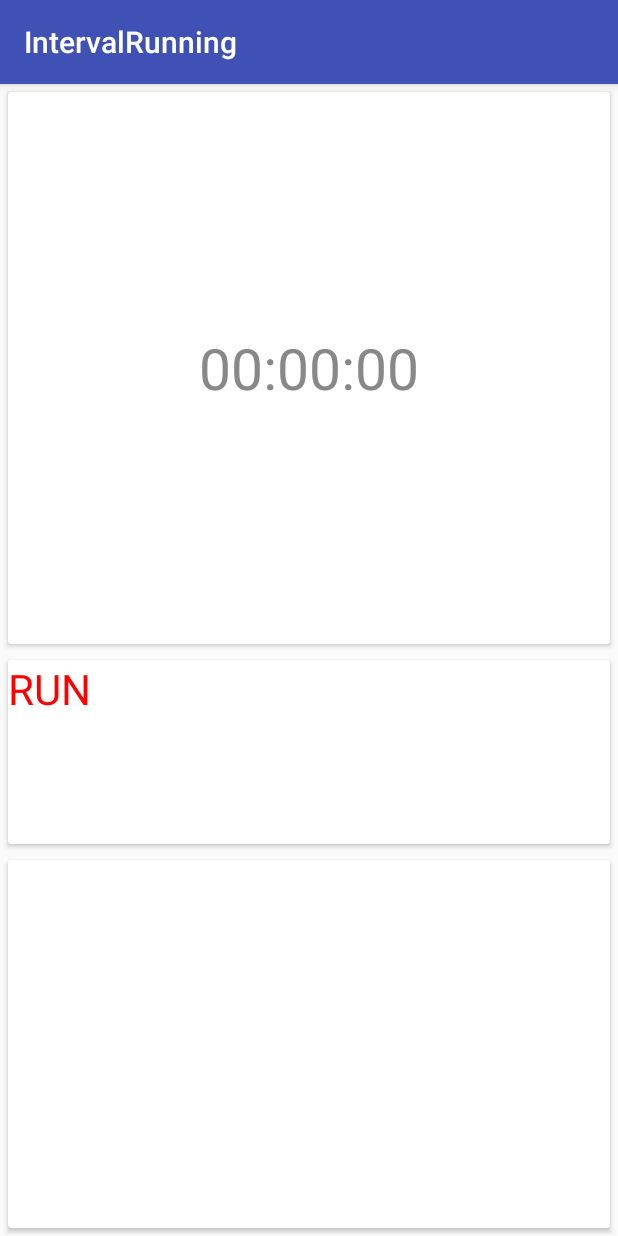
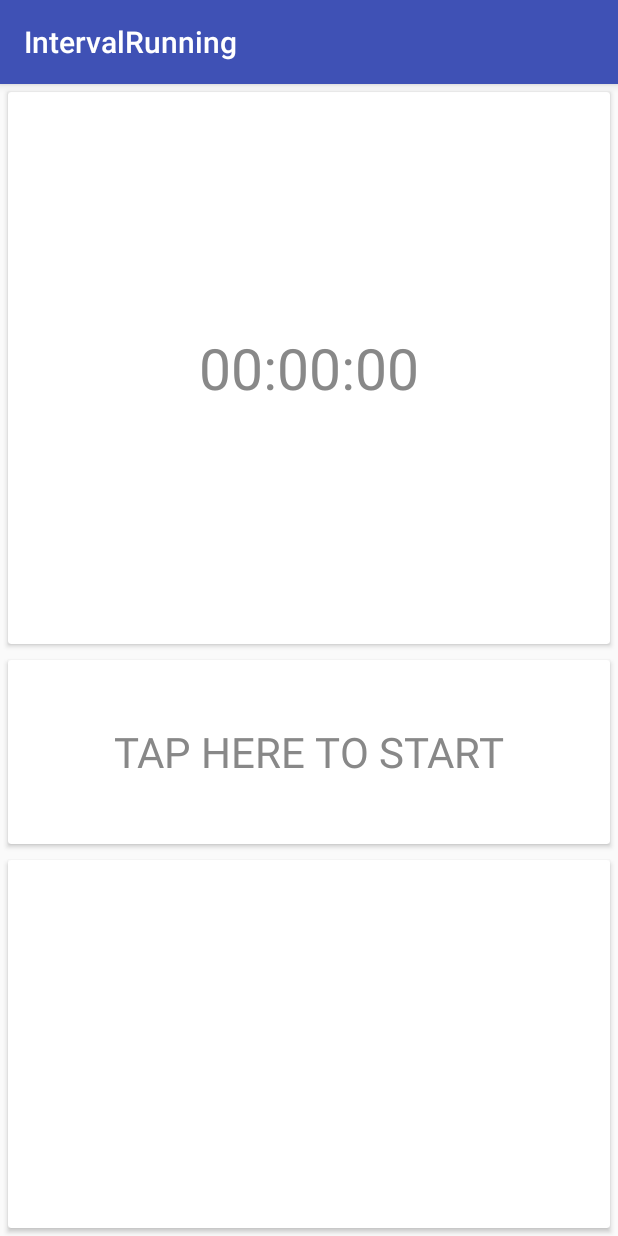
Before and after one commit to Haremun/IntervalRunning, an Android app: the screen it shows after launch (MainActivity), on a phone screen of 412 x 824 dp. Run offline under Robolectric (Android 15) with nearby library versions, the phone set to English and light mode, and no system bars; our stand-ins replace ButterKnife.

Commit message:
Added fragments play and interval

```diff
--- a/app/build.gradle
+++ b/app/build.gradle
@@ -22,6 +22,7 @@ dependencies {
     implementation fileTree(dir: 'libs', include: ['*.jar'])
     implementation 'com.android.support:appcompat-v7:28.0.0-rc01'
     implementation 'com.android.support.constraint:constraint-layout:1.1.2'
+    implementation 'com.android.support:support-v4:28.0.0-rc01'
     testImplementation 'junit:junit:4.12'
     androidTestImplementation 'com.android.support.test:runner:1.0.2'
     androidTestImplementation 'com.android.support.test.espresso:espresso-core:3.0.2'
--- a/app/src/main/AndroidManifest.xml
+++ b/app/src/main/AndroidManifest.xml
@@ -2,6 +2,7 @@
 <manifest xmlns:android="http://schemas.android.com/apk/res/android"
     package="com.example.kamil.intervalrunning">
 
+    <uses-permission android:name="android.permission.VIBRATE"/>
     <application
         android:allowBackup="true"
         android:icon="@mipmap/ic_launcher"
--- /dev/null
+++ b/app/src/main/java/com/example/kamil/intervalrunning/Enums/CurrentActivity.java
@@ -0,0 +1,7 @@
+package com.example.kamil.intervalrunning.Enums;
+
+public enum CurrentActivity {
+    Run,
+    Walk,
+    Stop
+}
--- /dev/null
+++ b/app/src/main/java/com/example/kamil/intervalrunning/Fragments/PlayFragment.java
@@ -0,0 +1,95 @@
+package com.example.kamil.intervalrunning.Fragments;
+
+
+import android.content.Context;
+import android.media.AudioManager;
+import android.os.Build;
+import android.os.Bundle;
+import android.os.VibrationEffect;
+import android.os.Vibrator;
+import android.support.v4.app.Fragment;
+import android.support.v7.widget.CardView;
+import android.view.LayoutInflater;
+import android.view.View;
+import android.view.ViewGroup;
+import android.widget.Chronometer;
+
+import com.example.kamil.intervalrunning.Enums.CurrentActivity;
+import com.example.kamil.intervalrunning.Gui.ChronometerGui;
+import com.example.kamil.intervalrunning.R;
+
+import java.util.Objects;
+
+import butterknife.BindView;
+import butterknife.ButterKnife;
+import butterknife.OnClick;
+import butterknife.OnLongClick;
+import butterknife.Unbinder;
+
+
+/**
+ * A simple {@link Fragment} subclass.
+ */
+public class PlayFragment extends Fragment {
+
+
+    public PlayFragment() {
+        // Required empty public constructor
+    }
+
+    @BindView(R.id.chronometer_main)
+    Chronometer chronometer_main;
+    @BindView(R.id.cardView_communication)
+    CardView cardViewCommunication;
+
+    ChronometerGui chronometerGui;
+    CurrentActivity currentActivity = CurrentActivity.Stop;
+
+    Unbinder unbinder;
+
+    @Override
+    public View onCreateView(LayoutInflater inflater, ViewGroup container,
+                             Bundle savedInstanceState) {
+
+        View view = inflater.inflate(R.layout.fragment_play, container, false);
+        unbinder = ButterKnife.bind(this, view);
+        chronometerGui = new ChronometerGui(chronometer_main);
+        chronometerGui.setChronometers();
+
+        return view;
+    }
+
+    @OnClick(R.id.cardView_communication)
+    public void onClickCardCommunication(){
+        switch (currentActivity){
+            case Stop:{
+                chronometerGui.startChronometer(chronometer_main.getId());
+                currentActivity = CurrentActivity.Walk;
+            }
+        }
+    }
+
+    @OnLongClick(R.id.cardView_communication)
+    public boolean onLongClick(){
+        currentActivity = CurrentActivity.Stop;
+        Vibrator v = (Vibrator) Objects.requireNonNull(getContext()).getSystemService(Context.VIBRATOR_SERVICE);
+        AudioManager audioManager = (AudioManager) getContext().getSystemService(Context.AUDIO_SERVICE);
+        if (v != null && audioManager != null && audioManager.getRingerMode() != AudioManager.RINGER_MODE_SILENT) {
+            if (Build.VERSION.SDK_INT >= Build.VERSION_CODES.O) {
+                v.vibrate(VibrationEffect.createOneShot(80, VibrationEffect.DEFAULT_AMPLITUDE));
+            } else {
+                //deprecated in API 26
+                v.vibrate(80);
+            }
+            chronometerGui.stopChrometer(chronometer_main.getId());
+        }
+        return true;
+    }
+
+
+    @Override
+    public void onDestroy() {
+        super.onDestroy();
+        unbinder.unbind();
+    }
+}
--- a/app/src/main/java/com/example/kamil/intervalrunning/MainActivity.java
+++ b/app/src/main/java/com/example/kamil/intervalrunning/MainActivity.java
@@ -1,25 +1,27 @@
 package com.example.kamil.intervalrunning;
 
+
+import android.support.v4.app.FragmentTransaction;
 import android.support.v7.app.AppCompatActivity;
 import android.os.Bundle;
-import android.widget.Chronometer;
 
-import com.example.kamil.intervalrunning.Gui.ChronometerGui;
+import com.example.kamil.intervalrunning.Fragments.PlayFragment;
 
-import butterknife.BindView;
 import butterknife.ButterKnife;
 
 public class MainActivity extends AppCompatActivity {
 
-    @BindView(R.id.chronometer_main)
-    Chronometer chronometer_main;
     @Override
     protected void onCreate(Bundle savedInstanceState) {
         super.onCreate(savedInstanceState);
         setContentView(R.layout.activity_main);
         ButterKnife.bind(this);
-        ChronometerGui chronometerGui = new ChronometerGui(chronometer_main);
-        chronometerGui.setChronometers();
+
+        PlayFragment playFragment = new PlayFragment();
+        FragmentTransaction transaction = getSupportFragmentManager().beginTransaction();
+        transaction.replace(R.id.fragment_container, playFragment);
+        transaction.commit();
 
     }
+
 }
--- a/app/src/main/res/layout/activity_main.xml
+++ b/app/src/main/res/layout/activity_main.xml
@@ -8,36 +8,10 @@
     android:orientation="vertical">
 
 
-    <android.support.v7.widget.CardView
+    <FrameLayout
+        android:id="@+id/fragment_container"
         android:layout_width="match_parent"
-        android:layout_height="0dp"
-        android:layout_margin="5dp"
-        android:layout_weight="3">
-        <Chronometer
-            android:id="@+id/chronometer_main"
-            android:layout_width="wrap_content"
-            android:layout_height="wrap_content"
-            android:textSize="38sp"
-            android:layout_gravity="center"/>
-    </android.support.v7.widget.CardView>
-    <android.support.v7.widget.CardView
-        android:layout_width="match_parent"
-        android:layout_height="0dp"
-        android:layout_margin="5dp"
-        android:layout_weight="1">
-        <TextView
-            android:layout_width="wrap_content"
-            android:layout_height="match_parent"
-            android:text="@string/test_run"
-            android:textSize="28sp"
-            android:textAllCaps="true"
-            android:textColor="#f00"/>
-    </android.support.v7.widget.CardView>
-    <android.support.v7.widget.CardView
-        android:layout_width="match_parent"
-        android:layout_height="0dp"
-        android:layout_margin="5dp"
-        android:layout_weight="2">
-    </android.support.v7.widget.CardView>
+        android:layout_height="match_parent"/>
+
 
 </LinearLayout>
--- /dev/null
+++ b/app/src/main/res/layout/fragment_play.xml
@@ -0,0 +1,43 @@
+<?xml version="1.0" encoding="utf-8"?>
+<LinearLayout xmlns:android="http://schemas.android.com/apk/res/android"
+    xmlns:tools="http://schemas.android.com/tools"
+    android:layout_width="match_parent"
+    android:layout_height="match_parent"
+    tools:context=".Fragments.PlayFragment"
+    android:orientation="vertical">
+
+    <android.support.v7.widget.CardView
+        android:layout_width="match_parent"
+        android:layout_height="0dp"
+        android:layout_margin="5dp"
+        android:layout_weight="3">
+        <Chronometer
+            android:id="@+id/chronometer_main"
+            android:layout_width="wrap_content"
+            android:layout_height="wrap_content"
+            android:textSize="38sp"
+            android:layout_gravity="center"/>
+    </android.support.v7.widget.CardView>
+    <android.support.v7.widget.CardView
+        android:id="@+id/cardView_communication"
+        android:layout_width="match_parent"
+        android:layout_height="0dp"
+        android:layout_margin="5dp"
+        android:layout_weight="1">
+        <TextView
+            android:id="@+id/textView_communication"
+            android:layout_width="wrap_content"
+            android:layout_height="wrap_content"
+            android:text="@string/tap_here_to_start"
+            android:textSize="28sp"
+            android:textAllCaps="true"
+            android:textColor="#888"
+            android:layout_gravity="center"/>
+    </android.support.v7.widget.CardView>
+    <android.support.v7.widget.CardView
+        android:layout_width="match_parent"
+        android:layout_height="0dp"
+        android:layout_margin="5dp"
+        android:layout_weight="2">
+    </android.support.v7.widget.CardView>
+</LinearLayout>
--- a/app/src/main/res/values/strings.xml
+++ b/app/src/main/res/values/strings.xml
@@ -2,4 +2,8 @@
     <string name="app_name">IntervalRunning</string>
     <string name="test_run">run</string>
     <string name="time_zero">00:00:00</string>
+    <string name="tap_here_to_start">Tap here to start</string>
+
+    <!-- TODO: Remove or change this placeholder text -->
+    <string name="hello_blank_fragment">Hello blank fragment</string>
 </resources>
```
Also changed, not shown: app/src/main/java/com/example/kamil/intervalrunning/Fragments/IntervalsFragment.java (added, +31 -0 lines), app/src/main/res/layout/fragment_intervals.xml (added, +14 -0 lines).
